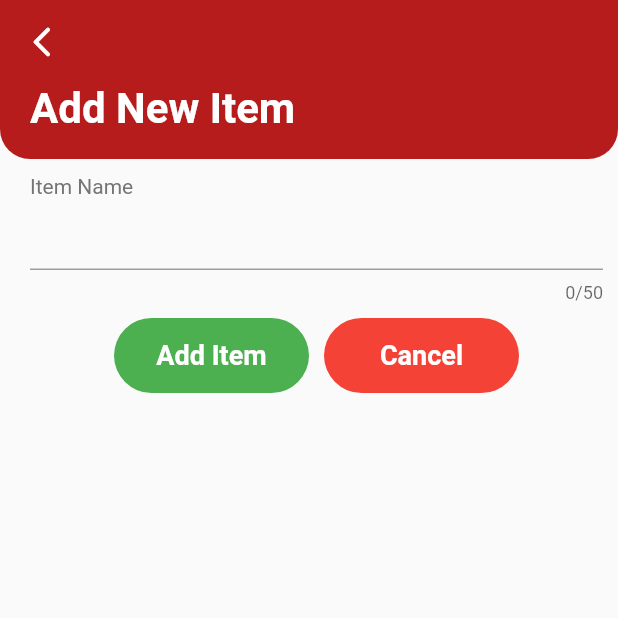
After one commit to Imira-S-R/ToDoApp, a Flutter app: the AddShoppingItem screen opened directly, on a phone screen of 412 x 824 dp, the top half of it. The commit adds this screen. Run offline on Flutter 3.47's test engine with Material 2 defaults, Android fonts, the phone set to English and light mode, and no system bars; our stand-ins replace sqflite; accounts and stored records are empty.

Commit message:
updated commit

```diff
--- /dev/null
+++ b/lib/models/shopping_item_model.dart
@@ -0,0 +1,46 @@
+final String tableNotes = 'ShoppingCart';
+
+
+class ItemFields {
+  static final List<String> values = [
+    /// Add all fields
+    id, itemName, itemPrice
+  ];
+
+  static final String id = '_id';
+  static final String itemName = 'title';
+  static final String itemPrice = 'description';
+}
+
+
+class ShoppingItem {
+  final int? id;
+  late String itemName;
+  late int itemPrice;
+
+  ShoppingItem({this.id, required this.itemName, required this.itemPrice});
+
+  ShoppingItem copy({
+    final int? id,
+    final String? itemName,
+    final int? itemPrice,
+  }) =>
+      ShoppingItem(
+        id: id ?? this.id,
+        itemName: itemName ?? this.itemName,
+        itemPrice: itemPrice ?? this.itemPrice,
+      );
+
+  static ShoppingItem fromJson(Map<String, Object?> json) => ShoppingItem(
+        id: json[ItemFields.id] as int?,
+        itemName: json[ItemFields.itemName] as String,
+        itemPrice: json[ItemFields.itemPrice] as int,
+      );
+
+  Map<String, Object?> toJson() => {
+        ItemFields.id: id,
+        ItemFields.itemName: itemName,
+        ItemFields.itemPrice: itemPrice,
+      };
+
+}
--- /dev/null
+++ b/lib/screens/add_shopping_item_screen.dart
@@ -0,0 +1,141 @@
+import 'package:flutter/material.dart';
+import 'package:manage_my_time/db/shopping_item_database.dart';
+import 'package:manage_my_time/models/shopping_item_model.dart';
+import 'package:manage_my_time/screens/home_screen.dart';
+import 'package:manage_my_time/screens/shopping_cart_screen.dart';
+
+class AddShoppingItem extends StatefulWidget {
+  const AddShoppingItem({Key? key}) : super(key: key);
+
+  @override
+  _AddShoppingItemState createState() => _AddShoppingItemState();
+}
+
+class _AddShoppingItemState extends State<AddShoppingItem> {
+  TextEditingController itemName = TextEditingController();
+  TextEditingController itemPrice = TextEditingController();
+
+  @override
+  Widget build(BuildContext context) {
+    return Scaffold(
+      appBar: AppBar(
+        elevation: 0.0,
+        backgroundColor: Colors.red[900],
+        leading: IconButton(
+            onPressed: () {
+              Navigator.pushReplacement(context,
+                  MaterialPageRoute(builder: (_) => ShoppingCartScreen()));
+            },
+            icon: Icon(Icons.arrow_back_ios_new_rounded)),
+      ),
+      body: Column(
+        children: <Widget>[
+          Container(
+            height: 50.0,
+            width: double.infinity,
+            decoration: BoxDecoration(
+                borderRadius: BorderRadius.only(
+                    bottomRight: Radius.circular(20.0),
+                    bottomLeft: Radius.circular(20.0)),
+                color: Colors.red[900]),
+            child: Padding(
+              padding: EdgeInsets.fromLTRB(20.0, 0.0, 10.0, 0.0),
+              child: Text(
+                'Add New Item',
+                style: TextStyle(
+                    color: Colors.white,
+                    fontWeight: FontWeight.bold,
+                    fontSize: 28.0),
+              ),
+            ),
+          ),
+          Padding(
+            padding: EdgeInsets.fromLTRB(20.0, 0.0, 10.0, 0.0),
+            child: Column(
+              crossAxisAlignment: CrossAxisAlignment.start,
+              children: <Widget>[
+                SizedBox(
+                  height: 10.0,
+                ),
+                Text(
+                  'Item Name',
+                  style: TextStyle(color: Colors.grey[600], fontSize: 14.0),
+                ),
+                TextField(
+                  maxLength: 50,
+                  controller: itemName,
+                  onSubmitted: (value) {
+                    itemName.text = value;
+                  },
+                  decoration: InputDecoration(
+                    enabledBorder: UnderlineInputBorder(
+                      borderSide: BorderSide(color: Colors.grey),
+                    ),
+                  ),
+                ),
+                SizedBox(height: 10.0),
+                Row(
+                  mainAxisAlignment: MainAxisAlignment.center,
+                  children: <Widget>[
+                    GestureDetector(
+                      onTap: () {
+                        var item = ShoppingItem(itemName: itemName.text, itemPrice: int.parse(itemPrice.text));
+                        ShoppingItemDatabase.instance.create(item);
+                        Navigator.pushReplacement(context, MaterialPageRoute(builder: (_) => ShoppingCartScreen()));
+                      },
+                      child: Container(
+                        height: 50.0,
+                        width: 130.0,
+                        decoration: BoxDecoration(
+                            borderRadius: BorderRadius.circular(40.0),
+                            color: Colors.green),
+                        child: Center(
+                          child: Text(
+                            'Add Item',
+                            textAlign: TextAlign.center,
+                            style: TextStyle(
+                                color: Colors.white,
+                                fontWeight: FontWeight.bold,
+                                fontSize: 18.0),
+                          ),
+                        ),
+                      ),
+                    ),
+                    SizedBox(
+                      width: 10.0,
+                    ),
+                    GestureDetector(
+                      onTap: () {
+                        Navigator.pushReplacement(
+                            context,
+                            MaterialPageRoute(
+                                builder: (_) => ShoppingCartScreen()));
+                      },
+                      child: Container(
+                        height: 50.0,
+                        width: 130.0,
+                        decoration: BoxDecoration(
+                            borderRadius: BorderRadius.circular(40.0),
+                            color: Colors.red),
+                        child: Center(
+                          child: Text(
+                            'Cancel',
+                            textAlign: TextAlign.center,
+                            style: TextStyle(
+                                color: Colors.white,
+                                fontWeight: FontWeight.bold,
+                                fontSize: 18.0),
+                          ),
+                        ),
+                      ),
+                    ),
+                  ],
+                )
+              ],
+            ),
+          )
+        ],
+      ),
+    );
+  }
+}
--- a/lib/screens/settings_screen.dart
+++ b/lib/screens/settings_screen.dart
@@ -43,7 +43,7 @@ class Settings extends StatelessWidget {
                       ),
                       SizedBox(height: 20.0,),
                       Text(
-                        'Version: 1.0.0',
+                        'Version: 1.5.0',
                         style: TextStyle(
                             color: Colors.red,
                             fontWeight: FontWeight.bold,
--- a/lib/widgets/task_widget.dart
+++ b/lib/widgets/task_widget.dart
@@ -68,7 +68,7 @@ class _TaskWidgetState extends State<TaskWidget> {
                             )));
               },
               child: Container(
-                height: 53.0,
+                height: 49.0,
                 width: double.infinity,
                 decoration: BoxDecoration(
                     color: Colors.white),
--- a/pubspec.yaml
+++ b/pubspec.yaml
@@ -15,7 +15,7 @@ publish_to: 'none' # Remove this line if you wish to publish to pub.dev
 # In iOS, build-name is used as CFBundleShortVersionString while build-number used as CFBundleVersion.
 # Read more about iOS versioning at
 # https://developer.apple.com/library/archive/documentation/General/Reference/InfoPlistKeyReference/Articles/CoreFoundationKeys.html
-version: 1.0.0+1
+version: 1.5.0+1
 
 environment:
   sdk: ">=2.12.0 <3.0.0"
```
Also changed, not shown: lib/db/shopping_item_database.dart (added, +111 -0 lines), lib/screens/home_screen.dart (+18 -5 lines), lib/screens/shopping_cart_screen.dart (added, +57 -0 lines), lib/widgets/shopping_item_widget.dart (added, +84 -0 lines).
